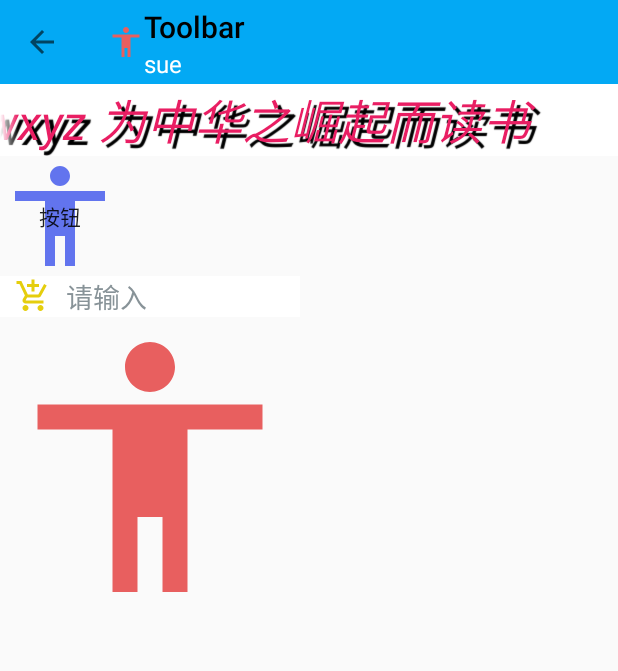
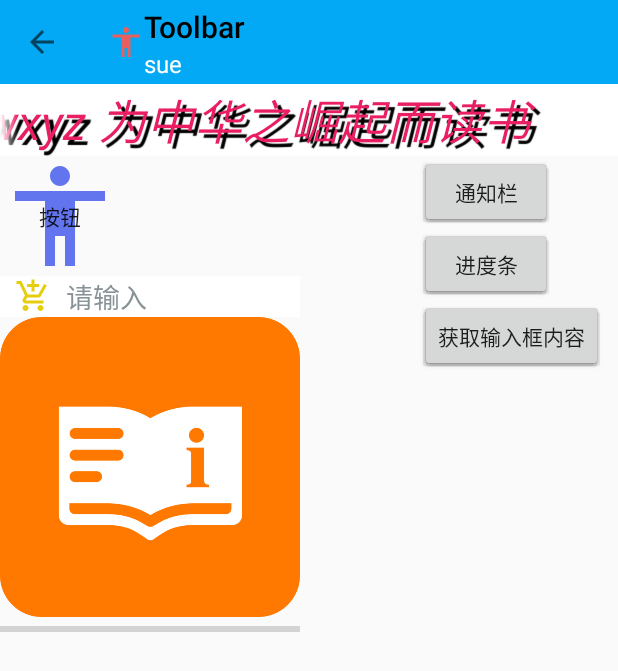
Before and after one commit to sue312/StudyAndroid, an Android app: the screen it shows after launch (MainActivity), after a tap on "按钮", on a phone screen of 412 x 824 dp. Shown: the top 671 px of the screen. Run offline under Robolectric (Android 15) with nearby library versions, the phone set to English and light mode, and no system bars.

Commit message:
Add popupWindow wx
Change-Id: I257411e5d858a76b639546d6b9aa4dbf4dd5e6e4

```diff
--- a/Study/app/src/main/java/com/android/study/MainActivity.java
+++ b/Study/app/src/main/java/com/android/study/MainActivity.java
@@ -15,8 +15,10 @@ import android.os.Message;
 import android.util.Log;
 import android.view.MotionEvent;
 import android.view.View;
+import android.view.ViewGroup;
 import android.widget.Button;
 import android.widget.EditText;
+import android.widget.PopupWindow;
 import android.widget.ProgressBar;
 
 import androidx.appcompat.app.AppCompatActivity;
@@ -84,11 +86,8 @@ public class MainActivity extends AppCompatActivity implements View.OnClickListe
     public void onClick(View v) {
         switch (v.getId()) {
             case R.id.btn_1:
-                //获取输入框内容
-                String et = et1.getText().toString();
-                Log.d(TAG, "onClick: " + et);
-                sendNotification();
-                isPbShow();
+                //popupView
+                popupView(v);
                 break;
             default:
                 break;
@@ -120,7 +119,7 @@ public class MainActivity extends AppCompatActivity implements View.OnClickListe
     }
 
     //进度条显示
-    private void isPbShow() {
+    public void isPbShow() {
         if (pb1.getVisibility() == View.GONE) {
             pb1.setVisibility(View.VISIBLE);
         }else {
@@ -161,7 +160,7 @@ public class MainActivity extends AppCompatActivity implements View.OnClickListe
                 .build();
     }
     //发送通知
-    private void sendNotification() {
+    public void sendNotification() {
         manager.notify(1,notification);
     }
     //取消通知，id要与发送的id一致
@@ -169,4 +168,47 @@ public class MainActivity extends AppCompatActivity implements View.OnClickListe
         manager.cancel(1);
     }
 
+    private void popupView(View v) {
+        //绑定布局文件
+        View popupView = getLayoutInflater().inflate(R.layout.popup_view, null);
+
+        Button btn1 = popupView.findViewById(R.id.btn_pop1);
+        Button btn2 = popupView.findViewById(R.id.btn_pop2);
+        Button btn3 = popupView.findViewById(R.id.btn_pop3);
+
+        //设置弹出框大小，点击空白取消
+        PopupWindow popupWindow = new PopupWindow(popupView,
+                ViewGroup.LayoutParams.WRAP_CONTENT,
+                ViewGroup.LayoutParams.WRAP_CONTENT,
+                true);
+
+        popupWindow.showAsDropDown(v,v.getWidth()+300,-v.getHeight());
+
+        //按钮
+        btn1.setOnClickListener(new View.OnClickListener() {
+            @Override
+            public void onClick(View v) {
+                //通知栏
+                sendNotification();
+            }
+        });
+        btn2.setOnClickListener(new View.OnClickListener() {
+            @Override
+            public void onClick(View v) {
+                //进度条
+                isPbShow();
+            }
+        });
+        btn3.setOnClickListener(new View.OnClickListener() {
+            @Override
+            public void onClick(View v) {
+                //获取输入框内容
+                String et = et1.getText().toString();
+                Log.d(TAG, "onClick: " + et);
+                //关闭popupWindow
+                popupWindow.dismiss();
+            }
+        });
+    }
+
 }
--- a/Study/app/src/main/res/layout/activity_main.xml
+++ b/Study/app/src/main/res/layout/activity_main.xml
@@ -78,7 +78,7 @@
         android:layout_width="200dp"
         android:layout_height="200dp"
 
-        android:src="@drawable/ic_people1"
+        android:src="@drawable/ic_homepage_qsg"
 
         android:maxWidth="100dp"
         android:maxHeight="100dp"
--- /dev/null
+++ b/Study/app/src/main/res/layout/popup_view.xml
@@ -0,0 +1,25 @@
+<?xml version="1.0" encoding="utf-8"?>
+<LinearLayout xmlns:android="http://schemas.android.com/apk/res/android"
+    android:layout_width="wrap_content"
+    android:layout_height="wrap_content"
+    android:orientation="vertical">
+
+    <Button
+        android:id="@+id/btn_pop1"
+        android:layout_width="wrap_content"
+        android:layout_height="wrap_content"
+        android:text="@string/popup_1" />
+
+    <Button
+        android:id="@+id/btn_pop2"
+        android:layout_width="wrap_content"
+        android:layout_height="wrap_content"
+        android:text="@string/popup_2" />
+
+    <Button
+        android:id="@+id/btn_pop3"
+        android:layout_width="wrap_content"
+        android:layout_height="wrap_content"
+        android:text="@string/popup_3" />
+
+</LinearLayout>
--- a/Study/app/src/main/res/values/strings.xml
+++ b/Study/app/src/main/res/values/strings.xml
@@ -4,4 +4,7 @@
     <string name="btn_1">按钮</string>
     <string name="et_1">请输入</string>
     <string name="toolbar_1">Toolbar</string>
+    <string name="popup_1">通知栏</string>
+    <string name="popup_2">进度条</string>
+    <string name="popup_3">获取输入框内容</string>
 </resources>
```
Also changed, not shown: Study/app/src/main/res/drawable/ic_homepage_qsg.png (added).
